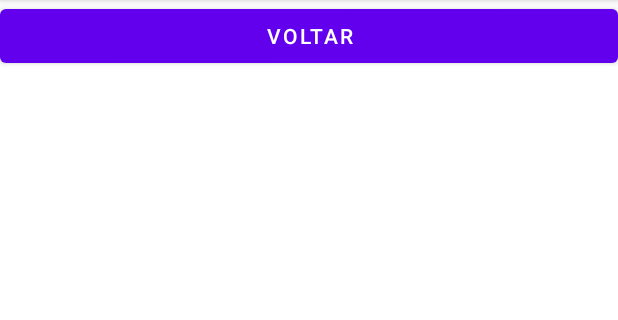
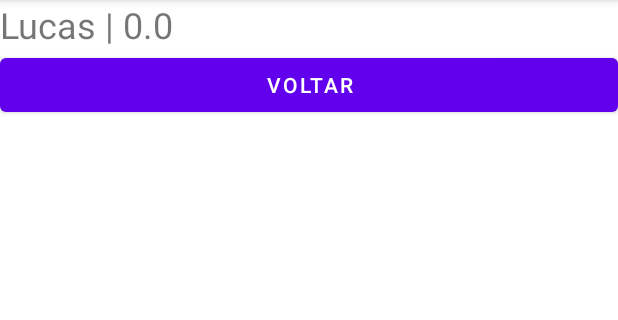
Before and after one commit to adaatii/Curso_Android_Studio, an Android app: the screen it shows after launch (tela_sobre), after a tap on "SOBRE", on a phone screen of 412 x 824 dp, the part 84-404 px from its top. Run offline under Robolectric (Android 15) with nearby library versions, the phone set to English and light mode, and no system bars; 1 other tap on this screen came first.

Commit message:
Passando parâmetros entre telas.

```diff
--- a/Aulas/Aula_08_a_13/app/src/main/java/com/example/calc/MainActivity.java
+++ b/Aulas/Aula_08_a_13/app/src/main/java/com/example/calc/MainActivity.java
@@ -78,6 +78,8 @@ public class MainActivity extends AppCompatActivity {
     public void AbrirTelaSobre(View v){
         //Cria uma nova activity
         Intent it_telaSobre = new Intent(this,tela_sobre.class);
+        it_telaSobre.putExtra("p_nome","Lucas");
+        it_telaSobre.putExtra("p_vtotal",vtotal);
         startActivity(it_telaSobre);
 
         //troca o xml troca o layout da main pela tela_sobre
--- a/Aulas/Aula_08_a_13/app/src/main/java/com/example/calc/tela_sobre.java
+++ b/Aulas/Aula_08_a_13/app/src/main/java/com/example/calc/tela_sobre.java
@@ -5,6 +5,7 @@ import androidx.appcompat.app.AppCompatActivity;
 import android.content.Intent;
 import android.os.Bundle;
 import android.view.View;
+import android.widget.TextView;
 
 public class tela_sobre extends AppCompatActivity {
 
@@ -12,11 +13,18 @@ public class tela_sobre extends AppCompatActivity {
     protected void onCreate(Bundle savedInstanceState) {
         super.onCreate(savedInstanceState);
         setContentView(R.layout.activity_tela_sobre);
+
+        Intent it = getIntent();
+        String nome = it.getStringExtra("p_nome");
+        double valor = it.getDoubleExtra("p_vtotal",0);
+        TextView tv = findViewById(R.id.textView2);
+        tv.setText(nome + " | " + valor);
     }
 
     public void Voltar(View v){
-        Intent it_telaMain = new Intent(this,MainActivity.class);
-        startActivity(it_telaMain);
+        this.finish();
+        //Intent it_telaMain = new Intent(this,MainActivity.class);
+        //startActivity(it_telaMain);
         //setContentView(R.layout.activity_main);
     }
 
--- a/Aulas/Aula_08_a_13/app/src/main/res/layout/activity_tela_sobre.xml
+++ b/Aulas/Aula_08_a_13/app/src/main/res/layout/activity_tela_sobre.xml
@@ -6,21 +6,25 @@
     android:layout_height="match_parent"
     tools:context=".tela_sobre">
 
+    <LinearLayout
+        android:layout_width="match_parent"
+        android:layout_height="match_parent"
+        android:orientation="vertical">
+
         <TextView
             android:id="@+id/textView2"
             android:layout_width="wrap_content"
             android:layout_height="wrap_content"
             android:text="Curso Android Studio"
-        android:textSize="24sp"
-        tools:layout_editor_absoluteX="91dp"
-        tools:layout_editor_absoluteY="149dp" />
+            android:textSize="24sp" />
 
         <Button
             android:id="@+id/btn_voltar"
             android:layout_width="match_parent"
             android:layout_height="wrap_content"
             android:onClick="Voltar"
-        android:text="Voltar"
-        tools:layout_editor_absoluteX="0dp"
-        tools:layout_editor_absoluteY="245dp" />
+            android:text="Voltar" />
+
+    </LinearLayout>
+
 </androidx.constraintlayout.widget.ConstraintLayout>
```
Lines whose indentation alone changed are shown as unchanged.
